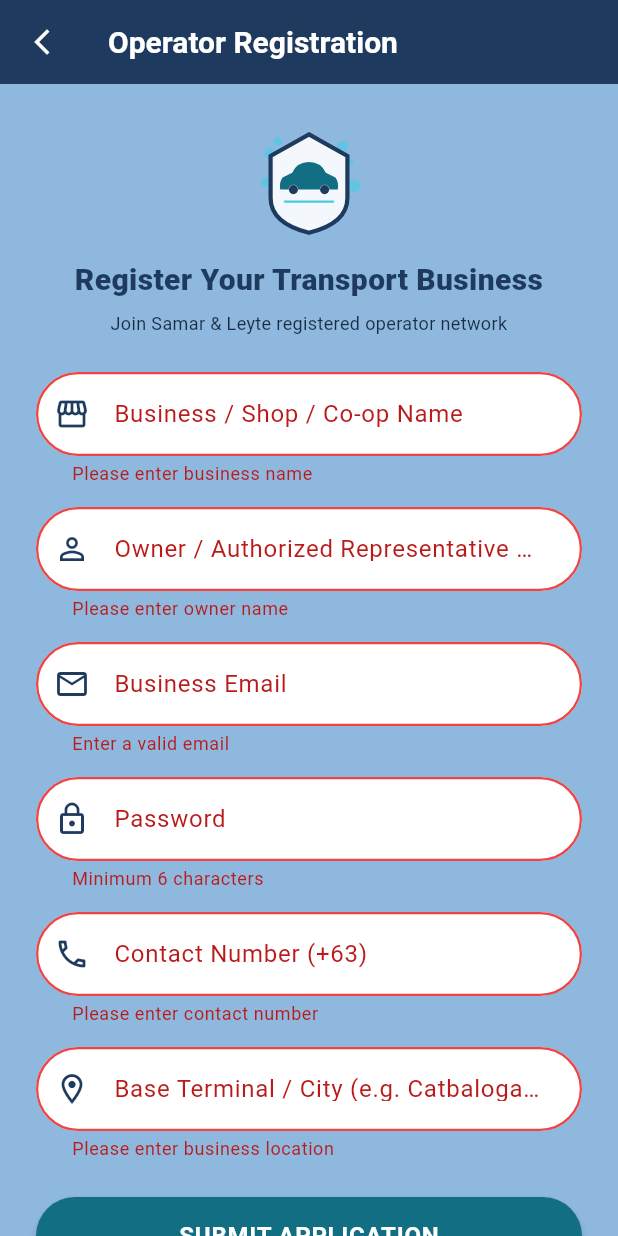
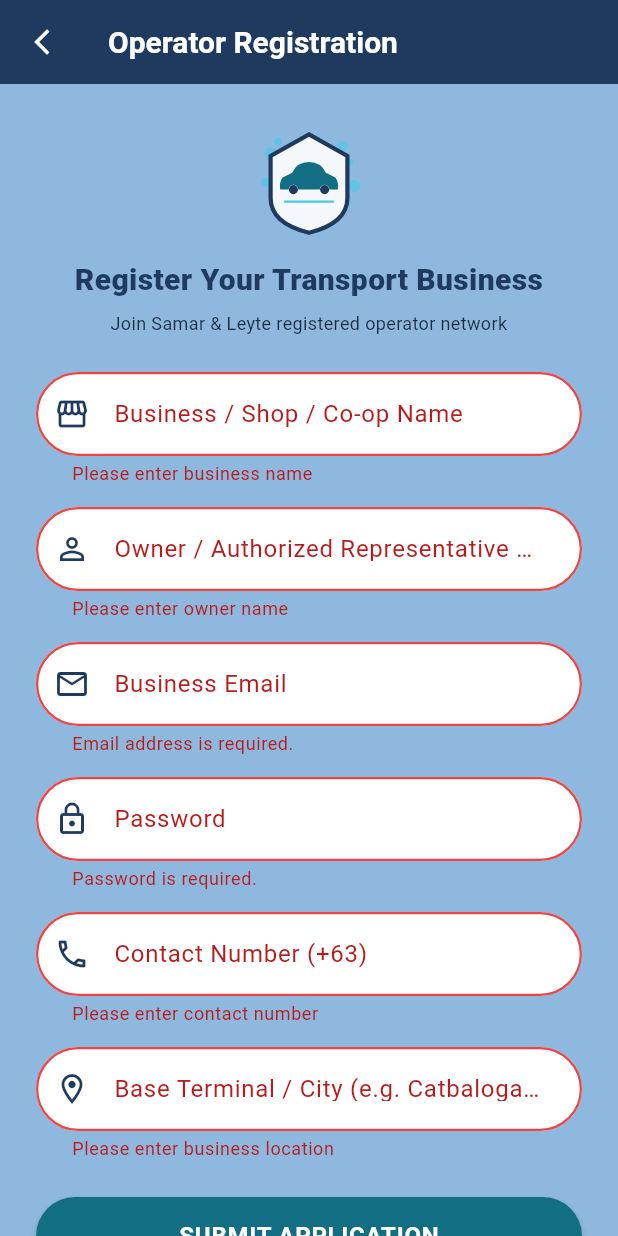
Before and after one commit to ushalabs/RideGo, a Flutter app: the OperatorRegisterScreen screen opened by its route, after a tap on "SUBMIT APPLICATION", on a phone screen of 412 x 824 dp. Run offline on Flutter 3.47's test engine with Material 3 defaults, Android fonts, the phone set to English and light mode, and no system bars; our stand-ins replace flutter_riverpod, go_router, supabase_flutter; accounts and stored records are empty.

Commit message:
feat: cryptographic password hashing, strict validation, and authentication verification

```diff
--- /dev/null
+++ b/lib/core/utils/password_security.dart
@@ -0,0 +1,62 @@
+import 'dart:convert';
+import 'dart:math';
+
+import 'package:crypto/crypto.dart';
+
+/// Cryptographic password security and validation service.
+/// Uses salted SHA-256 hashing with secure random salts and a system pepper.
+class PasswordSecurity {
+  static const String _systemPepper = 'RideGo_Transport_SecureSalt_2026';
+
+  /// Generates a cryptographically secure random salt encoded in Base64
+  static String generateSalt([int byteLength = 16]) {
+    final random = Random.secure();
+    final bytes = List<int>.generate(byteLength, (_) => random.nextInt(256));
+    return base64UrlEncode(bytes);
+  }
+
+  /// Hashes a plaintext password using a per-account salt, pepper, and SHA-256
+  static String hashPassword(String password, String salt) {
+    final payload = '$salt:$_systemPepper:$password';
+    final bytes = utf8.encode(payload);
+    return sha256.convert(bytes).toString();
+  }
+
+  /// Verifies that a plaintext password matches the stored salted hash
+  static bool verifyPassword({
+    required String password,
+    required String salt,
+    required String expectedHash,
+  }) {
+    if (password.isEmpty || salt.isEmpty || expectedHash.isEmpty) {
+      return false;
+    }
+    final computedHash = hashPassword(password, salt);
+    return computedHash == expectedHash;
+  }
+
+  /// Validates password strength and requirements
+  static String? validatePassword(String? password) {
+    if (password == null || password.trim().isEmpty) {
+      return 'Password is required.';
+    }
+    if (password.length < 6) {
+      return 'Password must be at least 6 characters.';
+    }
+    return null;
+  }
+
+  /// Validates email address syntax
+  static String? validateEmail(String? email) {
+    if (email == null || email.trim().isEmpty) {
+      return 'Email address is required.';
+    }
+    final emailRegex = RegExp(
+      r'^[a-zA-Z0-9._%+-]+@[a-zA-Z0-9.-]+\.[a-zA-Z]{2,}$',
+    );
+    if (!emailRegex.hasMatch(email.trim())) {
+      return 'Please enter a valid email address.';
+    }
+    return null;
+  }
+}
--- a/lib/features/auth/presentation/login_screen.dart
+++ b/lib/features/auth/presentation/login_screen.dart
@@ -3,6 +3,7 @@ import 'package:flutter_riverpod/flutter_riverpod.dart';
 import 'package:go_router/go_router.dart';
 
 import '../../../core/constants/app_colors.dart';
+import '../../../core/utils/password_security.dart';
 import '../../../core/widgets/custom_button.dart';
 import '../../../core/widgets/ridego_logo.dart';
 import '../models/user_role.dart';
@@ -320,15 +321,7 @@ class _LoginScreenState extends ConsumerState<LoginScreen> {
                       ),
                       fillColor: Colors.white.withOpacity(0.95),
                     ),
-                    validator: (val) {
-                      if (val == null || val.trim().isEmpty) {
-                        return 'Please enter your email';
-                      }
-                      if (!val.contains('@')) {
-                        return 'Please enter a valid email';
-                      }
-                      return null;
-                    },
+                    validator: PasswordSecurity.validateEmail,
                   ),
                   const SizedBox(height: 16),
 
@@ -355,15 +348,7 @@ class _LoginScreenState extends ConsumerState<LoginScreen> {
                       ),
                       fillColor: Colors.white.withOpacity(0.95),
                     ),
-                    validator: (val) {
-                      if (val == null || val.isEmpty) {
-                        return 'Please enter your password';
-                      }
-                      if (val.length < 6) {
-                        return 'Password must be at least 6 characters';
-                      }
-                      return null;
-                    },
+                    validator: PasswordSecurity.validatePassword,
                   ),
                   const SizedBox(height: 10),
 
--- a/lib/features/auth/presentation/register_screen.dart
+++ b/lib/features/auth/presentation/register_screen.dart
@@ -3,6 +3,7 @@ import 'package:flutter_riverpod/flutter_riverpod.dart';
 import 'package:go_router/go_router.dart';
 
 import '../../../core/constants/app_colors.dart';
+import '../../../core/utils/password_security.dart';
 import '../../../core/widgets/custom_button.dart';
 import '../../../core/widgets/ridego_logo.dart';
 import 'auth_providers.dart';
@@ -180,15 +181,7 @@ class _RegisterScreenState extends ConsumerState<RegisterScreen> {
                       ),
                       fillColor: Colors.white.withOpacity(0.95),
                     ),
-                    validator: (val) {
-                      if (val == null || val.trim().isEmpty) {
-                        return 'Please enter your email';
-                      }
-                      if (!val.contains('@')) {
-                        return 'Enter a valid email';
-                      }
-                      return null;
-                    },
+                    validator: PasswordSecurity.validateEmail,
                   ),
                   const SizedBox(height: 14),
 
@@ -215,15 +208,7 @@ class _RegisterScreenState extends ConsumerState<RegisterScreen> {
                       ),
                       fillColor: Colors.white.withOpacity(0.95),
                     ),
-                    validator: (val) {
-                      if (val == null || val.isEmpty) {
-                        return 'Please enter a password';
-                      }
-                      if (val.length < 6) {
-                        return 'Password must be at least 6 characters';
-                      }
-                      return null;
-                    },
+                    validator: PasswordSecurity.validatePassword,
                   ),
                   const SizedBox(height: 14),
 
@@ -240,6 +225,9 @@ class _RegisterScreenState extends ConsumerState<RegisterScreen> {
                       fillColor: Colors.white.withOpacity(0.95),
                     ),
                     validator: (val) {
+                      if (val == null || val.isEmpty) {
+                        return 'Please confirm your password';
+                      }
                       if (val != _passwordController.text) {
                         return 'Passwords do not match';
                       }
--- a/lib/features/operator/presentation/operator_register_screen.dart
+++ b/lib/features/operator/presentation/operator_register_screen.dart
@@ -3,6 +3,7 @@ import 'package:flutter_riverpod/flutter_riverpod.dart';
 import 'package:go_router/go_router.dart';
 
 import '../../../core/constants/app_colors.dart';
+import '../../../core/utils/password_security.dart';
 import '../../../core/widgets/custom_button.dart';
 import '../../../core/widgets/ridego_logo.dart';
 import '../../auth/presentation/auth_providers.dart';
@@ -162,9 +163,7 @@ class _OperatorRegisterScreenState
                       color: AppColors.headerNavy,
                     ),
                   ),
-                  validator: (v) => (v == null || !v.contains('@'))
-                      ? 'Enter a valid email'
-                      : null,
+                  validator: PasswordSecurity.validateEmail,
                 ),
                 const SizedBox(height: 14),
 
@@ -179,9 +178,7 @@ class _OperatorRegisterScreenState
                       color: AppColors.headerNavy,
                     ),
                   ),
-                  validator: (v) => (v == null || v.length < 6)
-                      ? 'Minimum 6 characters'
-                      : null,
+                  validator: PasswordSecurity.validatePassword,
                 ),
                 const SizedBox(height: 14),
 
--- a/pubspec.yaml
+++ b/pubspec.yaml
@@ -18,6 +18,7 @@ dependencies:
   uuid: ^4.4.0
   flutter_map: ^7.0.2
   latlong2: ^0.9.1
+  crypto: ^3.0.8
 
 dev_dependencies:
   flutter_test:
```
Also changed, not shown: lib/features/auth/data/auth_repository.dart (+195 -63 lines), pubspec.lock, 1 other file.
